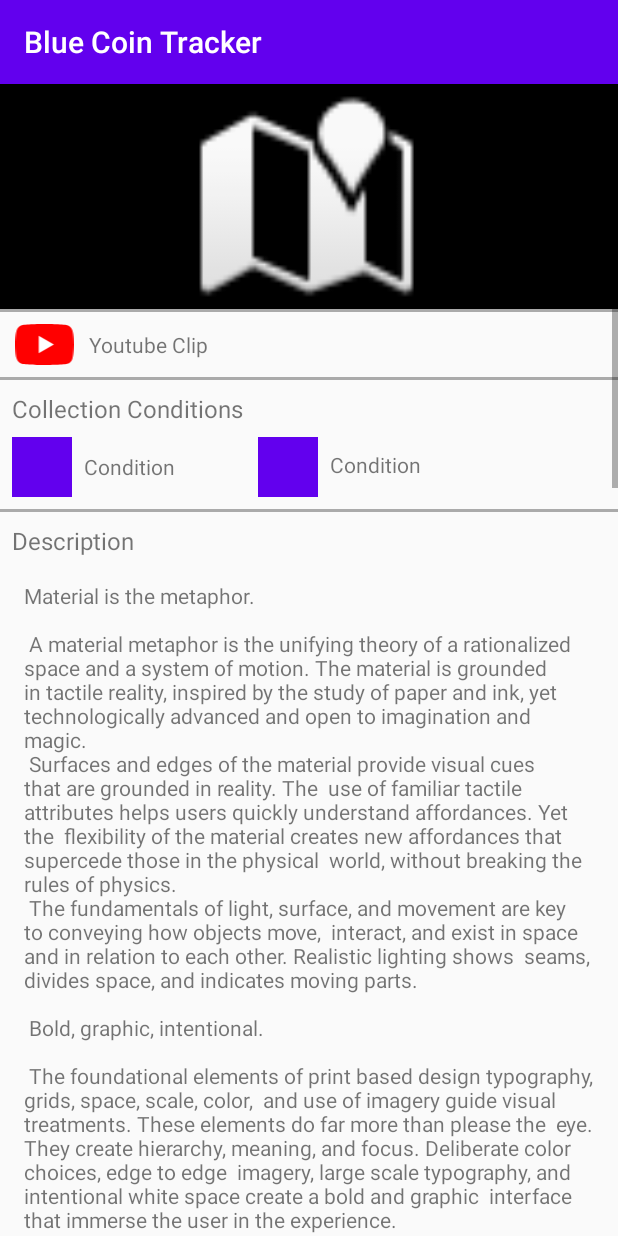
After one commit to MerryPlace/Blue-Coin-Tracker, an Android app: the DetailFragment screen opened through its navigation route, on a phone screen of 412 x 824 dp. The commit adds this screen. Run offline under Robolectric (Android 15) with nearby library versions, the phone set to English and light mode, and no system bars.

Commit message:
Created and finished the XML for the coin detail fragment. Reworked the Home fragment's XML so it scales to any screen size.

```diff
--- /dev/null
+++ b/app/src/main/java/info/noahortega/bluecointracker/DetailFragment.kt
@@ -0,0 +1,20 @@
+package info.noahortega.bluecointracker
+
+import android.os.Bundle
+import androidx.fragment.app.Fragment
+import android.view.LayoutInflater
+import android.view.View
+import android.view.ViewGroup
+
+
+class DetailFragment : Fragment() {
+
+    override fun onCreateView(
+        inflater: LayoutInflater, container: ViewGroup?,
+        savedInstanceState: Bundle?
+    ): View? {
+        // Inflate the layout for this fragment
+        return inflater.inflate(R.layout.fragment_detail, container, false)
+    }
+
+}
--- /dev/null
+++ b/app/src/main/res/drawable/youtube_red.xml
@@ -0,0 +1,5 @@
+<vector android:height="49.01133dp" android:viewportHeight="50"
+    android:viewportWidth="71.41206" android:width="70dp" xmlns:android="http://schemas.android.com/apk/res/android">
+    <path android:fillColor="#FF0000" android:pathData="M69.9412,7.8235C69.1177,4.7647 66.7059,2.3529 63.6471,1.5294 58.0588,0 35.7059,0 35.7059,0 35.7059,0 13.3529,0 7.7647,1.4706 4.7647,2.2941 2.2941,4.7647 1.4706,7.8235 0,13.4118 0,25 0,25 0,25 0,36.6471 1.4706,42.1765 2.2941,45.2353 4.7059,47.6471 7.7647,48.4706 13.4118,50 35.7059,50 35.7059,50c0,0 22.3529,0 27.9412,-1.4706 3.0588,-0.8235 5.4706,-3.2353 6.2941,-6.2941 1.4706,-5.5882 1.4706,-17.1765 1.4706,-17.1765 0,0 0.0588,-11.6471 -1.4706,-17.2353z"/>
+    <path android:fillColor="#FFFFFF" android:pathData="M47.1765,25l-18.5882,-10.7059l0,21.4118z"/>
+</vector>
--- /dev/null
+++ b/app/src/main/res/layout/fragment_detail.xml
@@ -0,0 +1,278 @@
+<?xml version="1.0" encoding="utf-8"?>
+<ScrollView xmlns:android="http://schemas.android.com/apk/res/android"
+    xmlns:app="http://schemas.android.com/apk/res-auto"
+    xmlns:tools="http://schemas.android.com/tools"
+    android:id="@+id/scrollView"
+    android:layout_width="match_parent"
+    android:layout_height="wrap_content"
+    tools:context=".DetailFragment">
+
+    <androidx.constraintlayout.widget.ConstraintLayout
+        android:layout_width="match_parent"
+        android:layout_height="wrap_content">
+
+        <ImageView
+            android:id="@+id/top_media"
+            android:layout_width="match_parent"
+            android:layout_height="150dp"
+            android:background="@android:color/background_dark"
+            android:contentDescription="@string/default_coin_image_description"
+            app:layout_constraintEnd_toEndOf="parent"
+            app:layout_constraintHorizontal_bias="0.0"
+            app:layout_constraintStart_toStartOf="parent"
+            app:layout_constraintTop_toTopOf="parent"
+            app:srcCompat="@android:drawable/ic_dialog_map"
+            tools:src="@tools:sample/backgrounds/scenic"
+            tools:srcCompat="@tools:sample/backgrounds/scenic" />
+
+        <View
+            android:id="@+id/divider_1"
+            android:layout_width="match_parent"
+            android:layout_height="2dp"
+            android:background="@android:color/darker_gray"
+            app:layout_constraintTop_toBottomOf="@+id/top_media"
+            tools:layout_editor_absoluteX="-16dp" />
+
+        <ImageView
+            android:id="@+id/yt_icon"
+            android:layout_width="43dp"
+            android:layout_height="27dp"
+            android:layout_marginStart="8dp"
+            android:layout_marginTop="8dp"
+            android:contentDescription="@string/youtube_image_description"
+            android:src="@drawable/youtube_red"
+            app:layout_constraintStart_toStartOf="parent"
+            app:layout_constraintTop_toBottomOf="@+id/divider_1" />
+
+        <TextView
+            android:id="@+id/youtube_link_text_"
+            android:layout_width="wrap_content"
+            android:layout_height="wrap_content"
+            android:layout_marginStart="8dp"
+            android:text="@string/youtube_link"
+            app:layout_constraintBottom_toBottomOf="@+id/yt_icon"
+            app:layout_constraintStart_toEndOf="@+id/yt_icon"
+            app:layout_constraintTop_toTopOf="@+id/yt_icon" />
+
+        <View
+            android:id="@+id/divider_2"
+            android:layout_width="match_parent"
+            android:layout_height="2dp"
+            android:layout_marginTop="8dp"
+            android:background="@android:color/darker_gray"
+            app:layout_constraintTop_toBottomOf="@+id/yt_icon"
+            tools:layout_editor_absoluteX="16dp" />
+
+
+        <TextView
+            android:id="@+id/conditions_header"
+            android:layout_width="wrap_content"
+            android:layout_height="wrap_content"
+            android:layout_marginStart="8dp"
+            android:layout_marginTop="8dp"
+            android:text="@string/coin_conditions_header"
+            android:textSize="16sp"
+            app:layout_constraintStart_toStartOf="parent"
+            app:layout_constraintTop_toBottomOf="@+id/divider_2" />
+
+        <androidx.constraintlayout.widget.ConstraintLayout
+            android:id="@+id/constraintLayout"
+            android:layout_width="match_parent"
+            android:layout_height="wrap_content"
+            android:layout_marginTop="8dp"
+            app:layout_constraintEnd_toEndOf="parent"
+            app:layout_constraintStart_toStartOf="parent"
+            app:layout_constraintTop_toBottomOf="@+id/conditions_header">
+
+            <ImageView
+                android:id="@+id/condition_icon_1"
+                android:layout_width="40dp"
+                android:layout_height="40dp"
+                android:layout_marginStart="8dp"
+                android:contentDescription="@string/default_condition_name"
+                app:layout_constraintStart_toStartOf="parent"
+                app:layout_constraintTop_toTopOf="parent"
+                app:srcCompat="@color/colorPrimary"
+                tools:srcCompat="@tools:sample/avatars"
+                tools:visibility="visible" />
+
+            <TextView
+                android:id="@+id/condition_text_1"
+                android:layout_width="100dp"
+                android:layout_height="20dp"
+                android:layout_marginStart="8dp"
+                android:text="@string/default_condition_name"
+                app:layout_constraintBottom_toBottomOf="@+id/condition_icon_1"
+                app:layout_constraintStart_toEndOf="@+id/condition_icon_1"
+                app:layout_constraintTop_toTopOf="@+id/condition_icon_1"
+                tools:visibility="visible" />
+
+            <ImageView
+                android:id="@+id/condition_icon_2"
+                android:layout_width="40dp"
+                android:layout_height="40dp"
+                android:layout_marginStart="16dp"
+                android:contentDescription="@string/default_condition_name"
+                app:layout_constraintBottom_toBottomOf="@+id/condition_icon_1"
+                app:layout_constraintStart_toEndOf="@+id/condition_text_1"
+                app:layout_constraintTop_toTopOf="@+id/condition_icon_1"
+                app:srcCompat="@color/colorPrimary"
+                tools:srcCompat="@tools:sample/avatars"
+                tools:visibility="visible" />
+
+            <TextView
+                android:id="@+id/condition_text_2"
+                android:layout_width="100dp"
+                android:layout_height="wrap_content"
+                android:layout_marginStart="8dp"
+                android:text="@string/default_condition_name"
+                app:layout_constraintBottom_toBottomOf="@+id/condition_icon_2"
+                app:layout_constraintStart_toEndOf="@+id/condition_icon_2"
+                app:layout_constraintTop_toTopOf="@+id/condition_icon_2"
+                app:layout_constraintVertical_bias="0.428"
+                tools:visibility="visible" />
+
+            <ImageView
+                android:id="@+id/condition_icon_3"
+                android:layout_width="40dp"
+                android:layout_height="40dp"
+                android:layout_marginStart="8dp"
+                android:layout_marginTop="8dp"
+                android:contentDescription="@string/default_condition_name"
+                android:visibility="gone"
+                app:layout_constraintStart_toStartOf="parent"
+                app:layout_constraintTop_toBottomOf="@+id/condition_icon_1"
+                app:srcCompat="@color/colorPrimary"
+                tools:srcCompat="@tools:sample/avatars"
+                tools:visibility="visible" />
+
+            <TextView
+                android:id="@+id/condition_text_3"
+                android:layout_width="100dp"
+                android:layout_height="wrap_content"
+                android:layout_marginStart="8dp"
+                android:text="@string/default_condition_name"
+                android:visibility="gone"
+                app:layout_constraintBottom_toBottomOf="@+id/condition_icon_3"
+                app:layout_constraintStart_toEndOf="@+id/condition_icon_3"
+                app:layout_constraintTop_toTopOf="@+id/condition_icon_3"
+                tools:visibility="visible" />
+
+            <ImageView
+                android:id="@+id/condition_icon_4"
+                android:layout_width="40dp"
+                android:layout_height="40dp"
+                android:layout_marginStart="16dp"
+                android:layout_marginTop="8dp"
+                android:contentDescription="@string/default_condition_name"
+                android:visibility="gone"
+                app:layout_constraintStart_toEndOf="@+id/condition_text_3"
+                app:layout_constraintTop_toBottomOf="@+id/condition_icon_2"
+                app:srcCompat="@color/colorPrimary"
+                tools:srcCompat="@tools:sample/avatars"
+                tools:visibility="visible" />
+
+            <TextView
+                android:id="@+id/condition_text_4"
+                android:layout_width="100dp"
+                android:layout_height="wrap_content"
+                android:layout_marginStart="4dp"
+                android:text="@string/default_condition_name"
+                android:visibility="gone"
+                app:layout_constraintBottom_toBottomOf="@+id/condition_icon_4"
+                app:layout_constraintStart_toEndOf="@+id/condition_icon_4"
+                app:layout_constraintTop_toTopOf="@+id/condition_icon_4"
+                tools:visibility="visible" />
+
+            <ImageView
+                android:id="@+id/condition_icon_5"
+                android:layout_width="40dp"
+                android:layout_height="40dp"
+                android:layout_marginStart="8dp"
+                android:layout_marginTop="8dp"
+                android:contentDescription="@string/default_condition_name"
+                android:visibility="gone"
+                app:layout_constraintStart_toStartOf="parent"
+                app:layout_constraintTop_toBottomOf="@+id/condition_icon_3"
+                app:srcCompat="@color/colorPrimary"
+                tools:srcCompat="@tools:sample/avatars"
+                tools:visibility="visible" />
+
+            <TextView
+                android:id="@+id/condition_text_5"
+                android:layout_width="100dp"
+                android:layout_height="wrap_content"
+                android:layout_marginStart="8dp"
+                android:text="@string/default_condition_name"
+                android:visibility="gone"
+                app:layout_constraintBottom_toBottomOf="@+id/condition_icon_5"
+                app:layout_constraintStart_toEndOf="@+id/condition_icon_5"
+                app:layout_constraintTop_toTopOf="@+id/condition_icon_5"
+                tools:visibility="visible" />
+
+            <ImageView
+                android:id="@+id/condition_icon_6"
+                android:layout_width="40dp"
+                android:layout_height="40dp"
+                android:layout_marginStart="16dp"
+                android:layout_marginTop="8dp"
+                android:contentDescription="@string/default_condition_name"
+                android:visibility="gone"
+                app:layout_constraintStart_toEndOf="@+id/condition_text_5"
+                app:layout_constraintTop_toBottomOf="@+id/condition_icon_4"
+                app:srcCompat="@color/colorPrimary"
+                tools:srcCompat="@tools:sample/avatars"
+                tools:visibility="visible" />
+
+            <TextView
+                android:id="@+id/condition_text_6"
+                android:layout_width="100dp"
+                android:layout_height="wrap_content"
+                android:layout_marginStart="4dp"
+                android:text="@string/default_condition_name"
+                android:visibility="gone"
+                app:layout_constraintBottom_toBottomOf="@+id/condition_icon_6"
+                app:layout_constraintStart_toEndOf="@+id/condition_icon_6"
+                app:layout_constraintTop_toTopOf="@+id/condition_icon_6"
+                tools:visibility="visible" />
+
+        </androidx.constraintlayout.widget.ConstraintLayout>
+
+        <View
+            android:id="@+id/divider_3"
+            android:layout_width="match_parent"
+            android:layout_height="2dp"
+            android:layout_marginTop="8dp"
+            android:background="@android:color/darker_gray"
+            app:layout_constraintEnd_toEndOf="parent"
+            app:layout_constraintHorizontal_bias="0.0"
+            app:layout_constraintStart_toStartOf="parent"
+            app:layout_constraintTop_toBottomOf="@+id/constraintLayout" />
+
+        <TextView
+            android:id="@+id/description_header"
+            android:layout_width="wrap_content"
+            android:layout_height="wrap_content"
+            android:layout_marginStart="8dp"
+            android:layout_marginTop="8dp"
+            android:text="@string/coin_description_header"
+            android:textSize="16sp"
+            app:layout_constraintStart_toStartOf="parent"
+            app:layout_constraintTop_toBottomOf="@+id/divider_3" />
+
+        <TextView
+            android:id="@+id/description_text"
+            android:layout_width="match_parent"
+            android:layout_height="wrap_content"
+            android:layout_marginStart="16dp"
+            android:layout_marginTop="16dp"
+            android:layout_marginEnd="16dp"
+            android:text="@string/large_text"
+            app:layout_constraintBottom_toBottomOf="parent"
+            app:layout_constraintEnd_toEndOf="parent"
+            app:layout_constraintStart_toStartOf="parent"
+            app:layout_constraintTop_toBottomOf="@+id/description_header"
+            tools:text="@string/large_text" />
+
+    </androidx.constraintlayout.widget.ConstraintLayout>
+</ScrollView>
--- a/app/src/main/res/navigation/navigation_graph.xml
+++ b/app/src/main/res/navigation/navigation_graph.xml
@@ -18,5 +18,14 @@
         android:id="@+id/listFragment"
         android:name="info.noahortega.bluecointracker.ListFragment"
         android:label="fragment_list"
-        tools:layout="@layout/fragment_list" />
+        tools:layout="@layout/fragment_list" >
+        <action
+            android:id="@+id/action_listFragment_to_detailFragment"
+            app:destination="@id/detailFragment" />
+    </fragment>
+    <fragment
+        android:id="@+id/detailFragment"
+        android:name="info.noahortega.bluecointracker.DetailFragment"
+        android:label="fragment_detail"
+        tools:layout="@layout/fragment_detail" />
 </navigation>
--- a/app/src/main/res/values/dimens.xml
+++ b/app/src/main/res/values/dimens.xml
@@ -1,3 +1,5 @@
 <resources>
     <dimen name="text_margin">16dp</dimen>
+    <dimen name="home_level_l_r_margin">8dp</dimen>
+    <dimen name="condition_bottom_margin">8dp</dimen>
 </resources>
--- a/app/src/main/res/values/strings.xml
+++ b/app/src/main/res/values/strings.xml
@@ -102,16 +102,13 @@
     <string name="corona_mountain">Corona Mountain</string>
     <string name="sirena_beach">Sirena Beach</string>
     <string name="pianta_village">Pianta Village</string>
-    <string-array name="Planets">
-        <item>Sun</item>
-        <item>Mercury</item>
-        <item>Venus</item>
-        <item>Earth</item>
-        <item>Mars</item>
-        <item>Jupiter</item>
-        <item>Saturn</item>
-        <item>Uranus</item>
-        <item>Neptune</item>
-    </string-array>
+    <string name="youtube_link">Youtube Clip</string>
+    <string name="coin_conditions_header">Collection Conditions</string>
+    <string name="coin_description_header" >Description</string>
+    <string name="text_not_found">N/A</string>
+    <string name="default_coin_image_description">Default Image. There is not a custom image for this coin</string>
+    <string name="youtube_image_description">Youtube logo</string>
+    <string name="empty_percentage">XX%</string>
+    <string name="default_condition_name">Condition</string>
 
 </resources>
```
Also changed, not shown: app/src/main/java/info/noahortega/bluecointracker/HomeFragment.kt (+2 -5 lines), app/src/main/res/layout/fragment_home.xml (+183 -142 lines).
